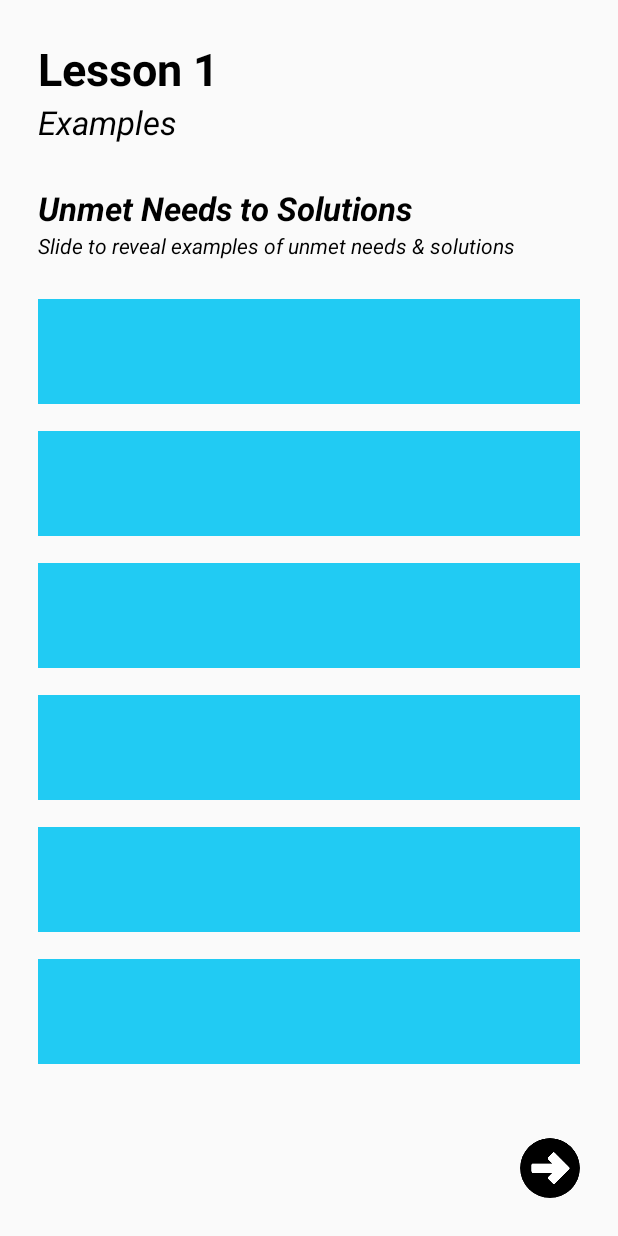
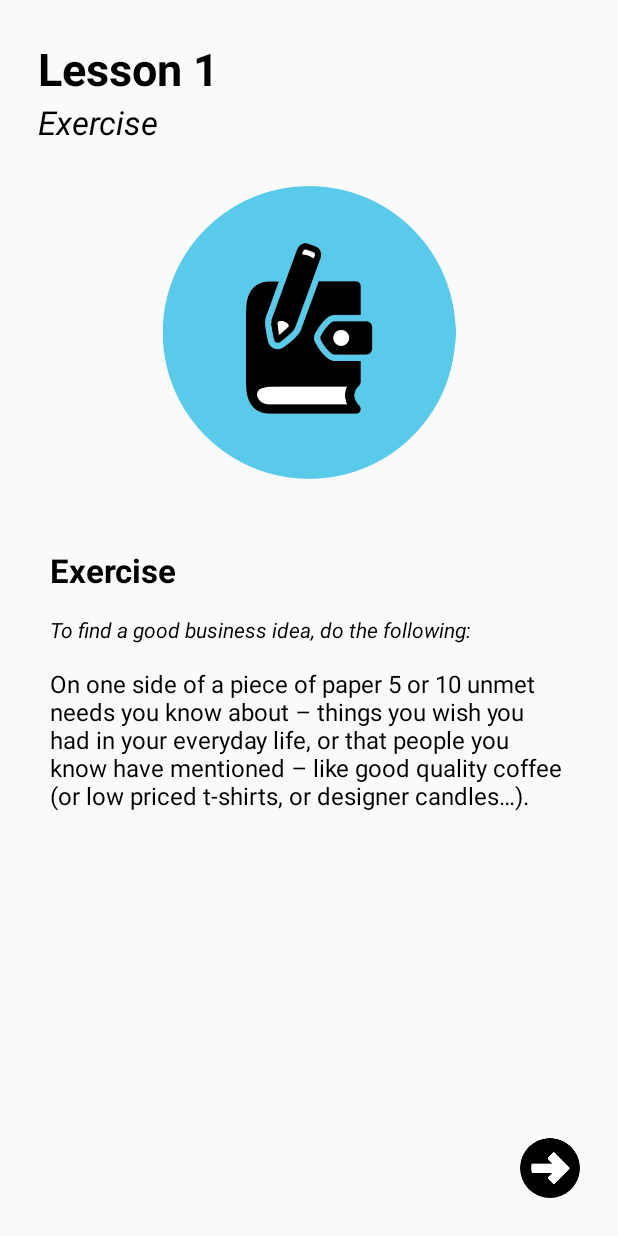
Before and after one commit to weirdindiankid/GoBiz, an Android app: the screen it shows after launch (LessonActivity), on a phone screen of 412 x 824 dp. Run offline under Robolectric (Android 15) with nearby library versions, the phone set to English and light mode, and no system bars; our stand-ins replace CircleImageView; libraries missing offline, so code that uses them is left out: com.chauthai.swipereveallayout; plain views replace SwipeRevealLayout; 3 statements that could not run were skipped.

Commit message:
first exercise fragment

```diff
--- a/app/src/main/java/com/example/vaibh/gobiz/LessonActivity.java
+++ b/app/src/main/java/com/example/vaibh/gobiz/LessonActivity.java
@@ -7,6 +7,7 @@ import android.widget.Toast;
 
 import com.example.vaibh.gobiz.adapters.LessonContentPagerAdapter;
 import com.example.vaibh.gobiz.fragments.content.ExamplesFragment;
+import com.example.vaibh.gobiz.fragments.content.ExerciseFragment;
 import com.example.vaibh.gobiz.fragments.content.HeaderAndSubheaderFragment;
 import com.example.vaibh.gobiz.fragments.content.LessonSplashIntroFragment;
 import com.example.vaibh.gobiz.fragments.content.NextButtonFragment;
@@ -95,8 +96,11 @@ public class LessonActivity extends AppCompatActivity {
                 new UnmetNeedAndSolution(getString(R.string.lesson_1_example_unmet_need_6), getString(R.string.lesson_1_example_solution_6))
         )));
 
+        ExerciseFragment f11 = new ExerciseFragment();
+        f11.setExerciseString(getString(R.string.lesson_1_exercise_part_1));
+        f11.setInstructionsString(getString(R.string.lesson_1_exercise_instructions));
 
-        for (NextButtonFragment f: Arrays.asList(f10, f8, f9, f1, f2, f3, f4, f5, f6, f7)) {
+        for (NextButtonFragment f: Arrays.asList(f11, f10, f8, f9, f1, f2, f3, f4, f5, f6, f7)) {
             if (f instanceof HeaderAndSubheaderFragment) {
                 ((HeaderAndSubheaderFragment)f).setLessonNumber(lessonNumber);
             }
--- /dev/null
+++ b/app/src/main/java/com/example/vaibh/gobiz/fragments/content/ExerciseFragment.java
@@ -0,0 +1,69 @@
+package com.example.vaibh.gobiz.fragments.content;
+
+import android.os.Bundle;
+import android.support.annotation.NonNull;
+import android.support.annotation.Nullable;
+import android.view.LayoutInflater;
+import android.view.View;
+import android.view.ViewGroup;
+import android.widget.TextView;
+
+import com.example.vaibh.gobiz.R;
+
+public class ExerciseFragment extends HeaderAndSubheaderFragment {
+
+    private static final String INSTRUCTIONS = "INSTRUCTIONS";
+    private static final String EXERCISE = "EXERCISE";
+
+    @Nullable
+    @Override
+    public View onCreateView(@NonNull LayoutInflater inflater, @Nullable ViewGroup container, @Nullable Bundle savedInstanceState) {
+        View view = inflater.inflate(R.layout.fragment_exercise, container, false);
+
+        setHeaderStrings("Lesson " + String.valueOf(getLessonNumber()), getString(R.string.exercise));
+        setupHeaders(view);
+
+        setupNextButton(view);
+        setupInstructionsText(view);
+        setupExerciseText(view);
+
+        return view;
+    }
+
+    private void setupInstructionsText(View view) {
+        TextView instructionsView =  view.findViewById(R.id.instructions);
+        Bundle bundle = this.getArguments();
+        assert bundle != null;
+
+        instructionsView.setText(bundle.getString(INSTRUCTIONS));
+    }
+
+    private void setupExerciseText(View view) {
+        TextView exerciseView =  view.findViewById(R.id.exercise_text);
+        Bundle bundle = this.getArguments();
+        assert bundle != null;
+
+        exerciseView.setText(bundle.getString(EXERCISE));
+    }
+
+    public void setInstructionsString(String str) {
+        Bundle args = getArguments();
+        if (args == null) {
+            args = new Bundle();
+        }
+
+        args.putString(INSTRUCTIONS, str);
+        this.setArguments(args);
+    }
+
+    public void setExerciseString(String str) {
+        Bundle args = getArguments();
+        if (args == null) {
+            args = new Bundle();
+        }
+
+        args.putString(EXERCISE, str);
+        this.setArguments(args);
+    }
+
+}
--- /dev/null
+++ b/app/src/main/res/layout/fragment_exercise.xml
@@ -0,0 +1,102 @@
+<?xml version="1.0" encoding="utf-8"?>
+<LinearLayout xmlns:android="http://schemas.android.com/apk/res/android"
+              xmlns:app="http://schemas.android.com/apk/res-auto"
+              xmlns:tools="http://schemas.android.com/tools"
+              android:layout_width="match_parent"
+              android:layout_height="match_parent"
+              android:orientation="vertical"
+              android:weightSum="100">
+
+    <include
+        layout="@layout/lesson_title_bar"
+        android:layout_width="match_parent"
+        android:layout_height="0dp"
+        android:layout_marginStart="@dimen/lesson_fragment_layout_padding"
+        android:layout_marginTop="@dimen/lesson_fragment_layout_padding"
+        android:layout_weight="10"
+        />
+
+    <LinearLayout
+        android:layout_width="match_parent"
+        android:layout_height="0dp"
+        android:layout_weight="90"
+        android:orientation="vertical"
+        android:paddingLeft="@dimen/lesson_fragment_layout_padding"
+        android:paddingTop="@dimen/lesson_fragment_layout_padding"
+        android:paddingRight="@dimen/lesson_fragment_layout_padding"
+        >
+
+        <ImageView
+            android:id="@+id/imageView"
+            android:layout_width="match_parent"
+            android:layout_height="0dp"
+            android:layout_weight="2.4"
+            android:scaleType="fitCenter"
+            android:src="@drawable/notebook_pen"
+            tools:layout_editor_absoluteY="26dp"/>
+
+        <ScrollView
+            android:layout_width="match_parent"
+            android:layout_height="0dp"
+            android:layout_marginTop="30dp"
+            android:layout_marginBottom="@dimen/lesson_fragment_layout_padding"
+            android:layout_weight="4.7"
+            >
+
+            <LinearLayout
+                android:layout_width="match_parent"
+                android:layout_height="wrap_content"
+                android:orientation="vertical"
+                android:paddingLeft="8dp"
+                android:paddingTop="16dp"
+                android:paddingRight="8dp"
+                >
+
+                <TextView
+                    android:layout_width="match_parent"
+                    android:layout_height="wrap_content"
+                    android:layout_marginBottom="15dp"
+                    android:text="@string/exercise"
+                    android:textColor="#000"
+                    android:textSize="22sp"
+                    android:textStyle="bold"/>
+
+                <TextView
+                    android:id="@+id/instructions"
+                    android:layout_width="wrap_content"
+                    android:layout_height="wrap_content"
+                    android:layout_marginBottom="15dp"
+                    android:maxLines="1"
+                    android:textColor="#000"
+                    android:textStyle="italic"
+                    app:autoSizeMaxTextSize="100sp"
+                    app:autoSizeMinTextSize="12sp"
+                    app:autoSizeStepGranularity="2sp"
+                    app:autoSizeTextType="uniform"
+                    tools:text="@string/lesson_1_exercise_instructions"/>
+
+                <TextView
+                    android:id="@+id/exercise_text"
+                    android:layout_width="match_parent"
+                    android:layout_height="wrap_content"
+                    android:textColor="#000"
+                    android:textSize="16sp"
+                    tools:text="@string/lesson_1_story_intro"/>
+            </LinearLayout>
+
+
+        </ScrollView>
+
+    </LinearLayout>
+
+
+    <de.hdodenhof.circleimageview.CircleImageView
+        android:id="@+id/next_button"
+        android:layout_width="@dimen/next_button_dimen"
+        android:layout_height="@dimen/next_button_dimen"
+        android:layout_gravity="end"
+        android:layout_marginEnd="@dimen/lesson_fragment_layout_padding"
+        android:layout_marginBottom="@dimen/lesson_fragment_layout_padding"
+        android:src="@drawable/next"/>
+
+</LinearLayout>
--- a/app/src/main/res/values/strings.xml
+++ b/app/src/main/res/values/strings.xml
@@ -53,4 +53,7 @@
     <string name="lesson_1_example_solution_5">Customized tours involving local community</string>
     <string name="lesson_1_example_unmet_need_6">Wedding party food</string>
     <string name="lesson_1_example_solution_6">Baking service delivered by moto</string>
+    <string name="exercise">Exercise</string>
+    <string name="lesson_1_exercise_instructions">To find a good business idea, do the following:</string>
+    <string name="lesson_1_exercise_part_1">On one side of a piece of paper 5 or 10 unmet needs you know about – things you wish you had in your everyday life, or that people you know have mentioned – like good quality coffee (or low priced t-shirts, or designer candles…).</string>
 </resources>
```
